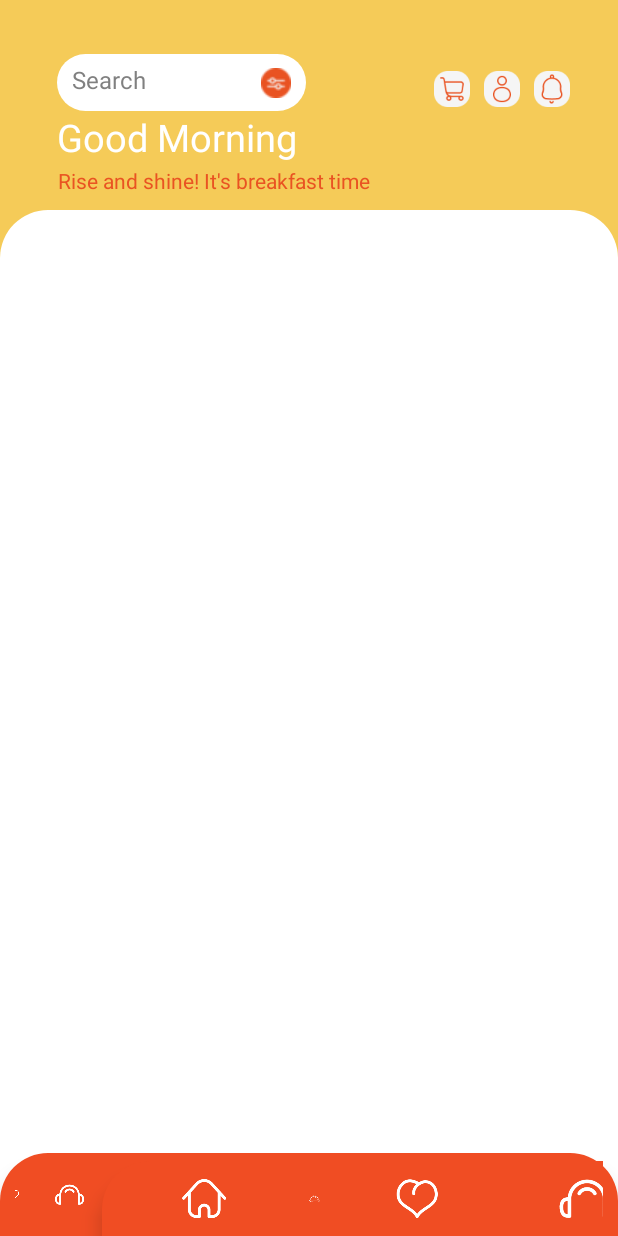
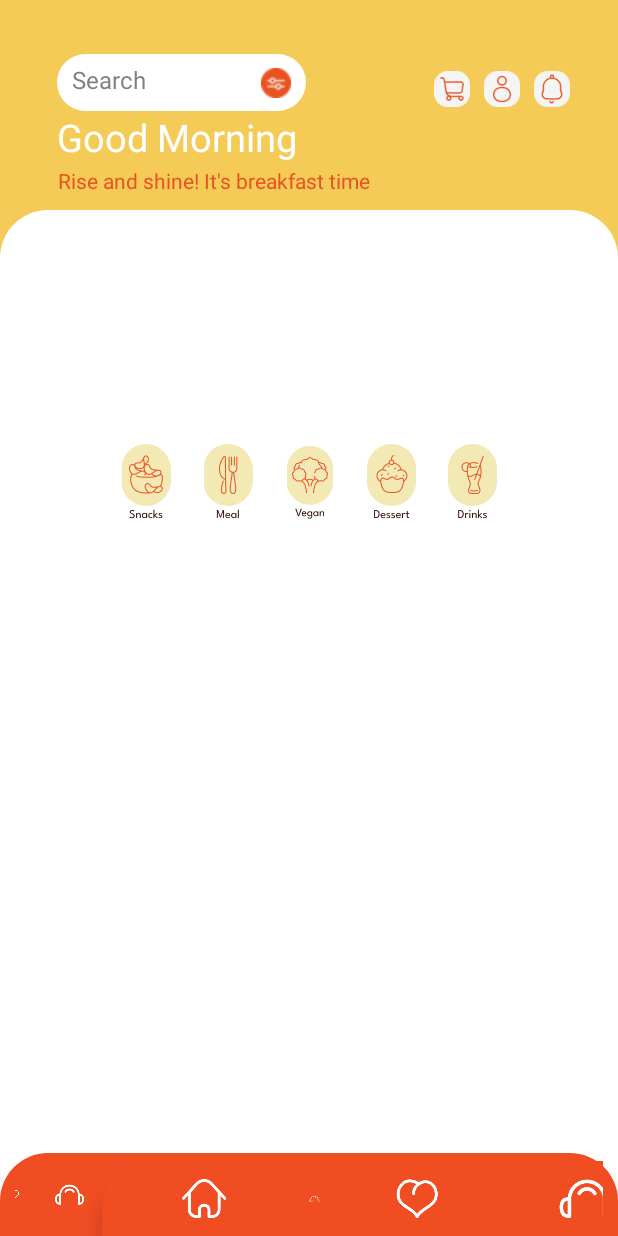
Before and after one commit to VectorVanguard/figmaProject, an Android app: the HomeActivity screen opened directly, with no data from a screen before it, on a phone screen of 412 x 824 dp. Run offline under Robolectric (Android 15) with nearby library versions, the phone set to English and light mode, and no system bars; Roboto replaces fonts that are not available here.

Commit message:
Фрагмент для категорий блюд

```diff
--- /dev/null
+++ b/app/src/main/java/com/example/projectfigma/Fragments/FoodCategoryFragment.kt
@@ -0,0 +1,50 @@
+package com.example.projectfigma.Fragments
+
+import android.os.Bundle
+import android.view.LayoutInflater
+import android.view.View
+import android.view.ViewGroup
+import androidx.fragment.app.Fragment
+import com.example.projectfigma.R
+import com.example.projectfigma.databinding.FragmentFoodCategoryCardBinding
+
+class FoodCategoryFragment : Fragment() {
+
+    // ViewBinding
+    private var _binding: FragmentFoodCategoryCardBinding? = null
+    private val binding get() = _binding!!
+
+    override fun onCreateView(
+        inflater: LayoutInflater,
+        container: ViewGroup?,
+        savedInstanceState: Bundle?
+    ): View {
+        _binding = FragmentFoodCategoryCardBinding.inflate(inflater,  container, false)
+        return binding.root
+    }
+    override fun onViewCreated(view: View, savedInstanceState: Bundle?) {
+        super.onViewCreated(view, savedInstanceState)
+
+        binding.snacks.setOnClickListener {
+
+            // TODO: показать снэки
+        }
+        binding.meal.setOnClickListener {
+            // TODO: показать основные блюда
+        }
+        binding.vegan.setOnClickListener {
+            // TODO: показать веган-меню
+        }
+        binding.Dessert.setOnClickListener {
+            // TODO: показать десерты
+        }
+        binding.drinks.setOnClickListener {
+            // TODO: показать напитки
+        }
+    }
+
+    override fun onDestroyView() {
+        super.onDestroyView()
+        _binding = null
+    }
+}
--- a/app/src/main/res/layout/activity_home.xml
+++ b/app/src/main/res/layout/activity_home.xml
@@ -103,17 +103,7 @@
 
     </androidx.constraintlayout.widget.ConstraintLayout>
 
-    <LinearLayout
-        android:id="@+id/contentLayout"
-        android:layout_width="match_parent"
-        android:layout_height="wrap_content"
-        android:orientation="vertical"
-        android:padding="24dp"
-        app:layout_constraintEnd_toEndOf="parent"
-        app:layout_constraintStart_toStartOf="parent"
-        app:layout_constraintTop_toBottomOf="@id/constraintLayout">
 
-    </LinearLayout>
 
     <include
         layout="@layout/activity_bottom_panel"
@@ -122,4 +112,24 @@
         app:layout_constraintBottom_toBottomOf="parent"
         app:layout_constraintEnd_toEndOf="parent" />
 
+    <androidx.constraintlayout.widget.ConstraintLayout
+        android:layout_width="412dp"
+        android:layout_height="592dp"
+        app:layout_constraintBottom_toBottomOf="parent">
+
+
+        <androidx.fragment.app.FragmentContainerView
+            android:id="@+id/fragmentContainerView2"
+            android:name="com.example.projectfigma.Fragments.FoodCategoryFragment"
+            android:layout_width="wrap_content"
+            android:layout_height="wrap_content"
+            android:layout_marginTop="44dp"
+            app:layout_constraintEnd_toEndOf="parent"
+            app:layout_constraintStart_toStartOf="parent"
+            app:layout_constraintTop_toTopOf="parent"
+            />
+    </androidx.constraintlayout.widget.ConstraintLayout>
+
+
+
 </androidx.constraintlayout.widget.ConstraintLayout>
--- a/app/src/main/res/layout/activity_log.xml
+++ b/app/src/main/res/layout/activity_log.xml
@@ -2,6 +2,7 @@
 <androidx.constraintlayout.widget.ConstraintLayout xmlns:android="http://schemas.android.com/apk/res/android"
     xmlns:app="http://schemas.android.com/apk/res-auto"
     xmlns:tools="http://schemas.android.com/tools"
+    android:id="@+id/goToSignUp"
     android:layout_width="match_parent"
     android:layout_height="match_parent"
     android:background="@drawable/background"
--- /dev/null
+++ b/app/src/main/res/layout/fragment_food_category_card.xml
@@ -0,0 +1,45 @@
+<?xml version="1.0" encoding="utf-8"?>
+    <LinearLayout
+        xmlns:android="http://schemas.android.com/apk/res/android"
+        xmlns:app="http://schemas.android.com/apk/res-auto"
+        android:layout_width="wrap_content"
+        android:layout_height="50dp"
+        android:orientation="horizontal"
+        android:paddingHorizontal="70dp"
+        android:id="@+id/buttonPanel"
+        android:layout_marginTop="20dp"
+        >
+
+
+        <ImageView
+            android:id="@+id/snacks"
+            android:layout_width="wrap_content"
+            android:layout_height="wrap_content"
+            android:layout_weight="1"
+            app:srcCompat="@drawable/snacks" />
+        <ImageView
+            android:id="@+id/meal"
+            android:layout_width="wrap_content"
+            android:layout_height="wrap_content"
+            android:layout_weight="1"
+            app:srcCompat="@drawable/meal" />
+        <ImageView
+            android:id="@+id/vegan"
+            android:layout_width="wrap_content"
+            android:layout_height="wrap_content"
+            android:layout_weight="1"
+            app:srcCompat="@drawable/vegan" />
+        <ImageView
+            android:id="@+id/Dessert"
+            android:layout_width="wrap_content"
+            android:layout_height="wrap_content"
+            android:layout_weight="1"
+            app:srcCompat="@drawable/dessert" />
+        <ImageView
+            android:id="@+id/drinks"
+            android:layout_width="wrap_content"
+            android:layout_height="wrap_content"
+            android:layout_weight="1"
+            app:srcCompat="@drawable/drinks" />
+
+    </LinearLayout>
```
Also changed, not shown: app/src/main/res/drawable/dessert.png (added), app/src/main/res/drawable/drinks.png (added), app/src/main/res/drawable/meal.png (added), app/src/main/res/drawable/snacks.png (added), app/src/main/res/drawable/vegan.png (added).
